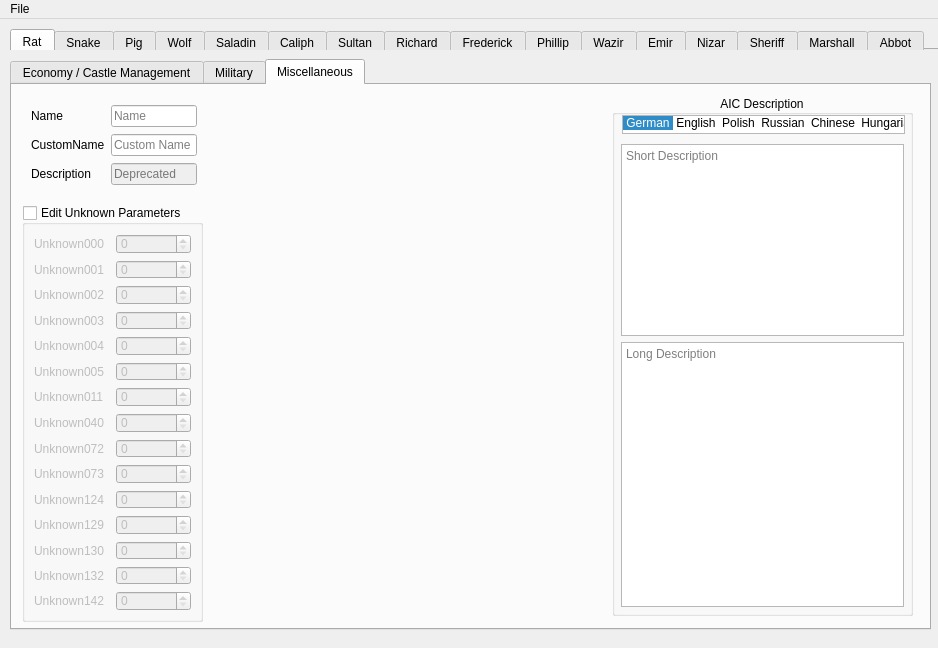
Qt form UI/aic_gui.ui (CIO61/ucp_re_gui) before a commit.
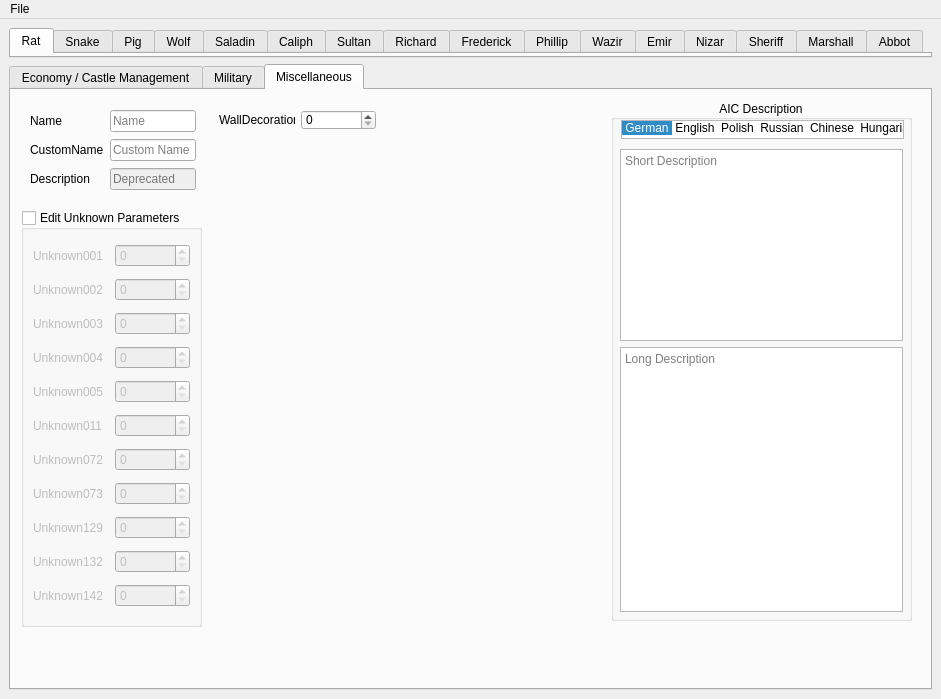
The same form after that commit. The open tabs and pages were chosen to show the change. Icons and pictures are not drawn.

```diff
--- a/UI/aic_gui.ui
+++ b/UI/aic_gui.ui
@@ -6,20 +6,20 @@
    <rect>
     <x>0</x>
     <y>0</y>
-    <width>938</width>
-    <height>648</height>
+    <width>941</width>
+    <height>699</height>
    </rect>
   </property>
   <property name="minimumSize">
    <size>
-    <width>938</width>
-    <height>648</height>
+    <width>941</width>
+    <height>699</height>
    </size>
   </property>
   <property name="maximumSize">
    <size>
-    <width>938</width>
-    <height>648</height>
+    <width>941</width>
+    <height>699</height>
    </size>
   </property>
   <property name="windowTitle">
@@ -30,14 +30,14 @@
     <normaloff>:/icon/armourer_sketch.ico</normaloff>:/icon/armourer_sketch.ico</iconset>
   </property>
   <widget class="QWidget" name="centralwidget">
+   <layout class="QVBoxLayout" name="verticalLayout">
+    <item>
    <widget class="QTabWidget" name="Lord_Tab">
-    <property name="geometry">
-     <rect>
-      <x>10</x>
-      <y>10</y>
-      <width>931</width>
-      <height>21</height>
-     </rect>
+      <property name="sizePolicy">
+       <sizepolicy hsizetype="Expanding" vsizetype="Preferred">
+        <horstretch>0</horstretch>
+        <verstretch>0</verstretch>
+       </sizepolicy>
     </property>
     <property name="currentIndex">
      <number>0</number>
@@ -123,15 +123,9 @@
      </attribute>
     </widget>
    </widget>
+    </item>
+    <item>
    <widget class="QTabWidget" name="Param_Tab">
-    <property name="geometry">
-     <rect>
-      <x>10</x>
-      <y>40</y>
-      <width>921</width>
-      <height>571</height>
-     </rect>
-    </property>
     <property name="currentIndex">
      <number>1</number>
     </property>
@@ -1070,13 +1064,10 @@
          </property>
         </widget>
        </item>
-       <item row="3" column="3">
-        <widget class="QLabel" name="label_33">
+         <item row="4" column="3" alignment="Qt::AlignRight">
+          <widget class="QLabel" name="label_110">
          <property name="text">
-          <string>RecruitGoldThreshold</string>
-         </property>
-         <property name="alignment">
-          <set>Qt::AlignRight|Qt::AlignTrailing|Qt::AlignVCenter</set>
+            <string>AIRequestDelay</string>
          </property>
         </widget>
        </item>
@@ -1748,6 +1739,20 @@
           </property>
          </widget>
         </item>
+          <item row="3" column="0">
+           <widget class="QLabel" name="label_114">
+            <property name="text">
+             <string>RaidRetargetDelay</string>
+            </property>
+           </widget>
+          </item>
+          <item row="3" column="1">
+           <widget class="QSpinBox" name="RaidRetargetDelay">
+            <property name="maximum">
+             <number>65535</number>
+            </property>
+           </widget>
+          </item>
        </layout>
       </widget>
      </widget>
@@ -2079,6 +2084,44 @@
          </property>
         </widget>
        </item>
+         <item row="4" column="2">
+          <widget class="QLabel" name="label_69">
+           <property name="text">
+            <string>SupportAllyThreshold</string>
+           </property>
+          </widget>
+         </item>
+         <item row="0" column="3">
+          <widget class="QSpinBox" name="AttUnitVanguardMax">
+           <property name="maximum">
+            <number>65535</number>
+           </property>
+          </widget>
+         </item>
+         <item row="6" column="0">
+          <widget class="QLabel" name="label_102">
+           <property name="text">
+            <string>TargetChoice</string>
+           </property>
+          </widget>
+         </item>
+         <item row="18" column="1">
+          <widget class="QComboBox" name="AttUnitMain1"/>
+         </item>
+         <item row="31" column="3">
+          <widget class="QSpinBox" name="AttAssaultDelay">
+           <property name="maximum">
+            <number>65535</number>
+           </property>
+          </widget>
+         </item>
+         <item row="31" column="2">
+          <widget class="QLabel" name="label_117">
+           <property name="text">
+            <string>AttAssaultDelay</string>
+           </property>
+          </widget>
+         </item>
       </layout>
      </widget>
      <widget class="QGroupBox" name="SiegeEngines">
@@ -2590,213 +2633,157 @@
        <bool>false</bool>
       </property>
       <layout class="QGridLayout" name="gridLayout_16">
-       <item row="3" column="1">
-        <widget class="QSpinBox" name="Unknown003">
-         <property name="maximum">
-          <number>65535</number>
-         </property>
-        </widget>
-       </item>
-       <item row="4" column="1">
-        <widget class="QSpinBox" name="Unknown004">
-         <property name="maximum">
-          <number>65535</number>
-         </property>
-        </widget>
-       </item>
-       <item row="5" column="1">
-        <widget class="QSpinBox" name="Unknown005">
-         <property name="maximum">
-          <number>65535</number>
-         </property>
-        </widget>
-       </item>
-       <item row="6" column="1">
-        <widget class="QSpinBox" name="Unknown011">
+         <item row="10" column="1">
+          <widget class="QSpinBox" name="Unknown132">
          <property name="maximum">
           <number>65535</number>
          </property>
         </widget>
        </item>
        <item row="1" column="0">
-        <widget class="QLabel" name="label_104">
-         <property name="text">
-          <string>Unknown001</string>
-         </property>
-        </widget>
-       </item>
-       <item row="4" column="0">
-        <widget class="QLabel" name="label_106">
-         <property name="text">
-          <string>Unknown004</string>
-         </property>
-        </widget>
-       </item>
-       <item row="5" column="0">
-        <widget class="QLabel" name="label_109">
-         <property name="text">
-          <string>Unknown005</string>
-         </property>
-        </widget>
-       </item>
-       <item row="6" column="0">
-        <widget class="QLabel" name="label_108">
-         <property name="text">
-          <string>Unknown011</string>
-         </property>
-        </widget>
-       </item>
-       <item row="0" column="0">
-        <widget class="QLabel" name="label_111">
-         <property name="text">
-          <string>Unknown000</string>
-         </property>
-        </widget>
-       </item>
-       <item row="8" column="0">
-        <widget class="QLabel" name="label_110">
-         <property name="text">
-          <string>Unknown040</string>
-         </property>
-        </widget>
-       </item>
-       <item row="2" column="0">
         <widget class="QLabel" name="label_105">
          <property name="text">
           <string>Unknown002</string>
          </property>
         </widget>
        </item>
-       <item row="3" column="0">
-        <widget class="QLabel" name="label_107">
-         <property name="text">
-          <string>Unknown003</string>
-         </property>
-        </widget>
-       </item>
-       <item row="10" column="0">
-        <widget class="QLabel" name="label_113">
-         <property name="text">
-          <string>Unknown073</string>
-         </property>
-        </widget>
-       </item>
-       <item row="9" column="0">
+         <item row="7" column="0">
         <widget class="QLabel" name="label_112">
          <property name="text">
           <string>Unknown072</string>
          </property>
         </widget>
        </item>
-       <item row="13" column="0">
-        <widget class="QLabel" name="label_117">
+         <item row="0" column="0">
+          <widget class="QLabel" name="label_104">
          <property name="text">
-          <string>Unknown130</string>
+            <string>Unknown001</string>
          </property>
         </widget>
        </item>
-       <item row="0" column="1">
-        <widget class="QSpinBox" name="Unknown000">
-         <property name="maximum">
-          <number>65535</number>
-         </property>
-        </widget>
-       </item>
-       <item row="15" column="0">
-        <widget class="QLabel" name="label_115">
+         <item row="5" column="0">
+          <widget class="QLabel" name="label_108">
          <property name="text">
-          <string>Unknown142</string>
+            <string>Unknown011</string>
          </property>
         </widget>
        </item>
-       <item row="11" column="0">
-        <widget class="QLabel" name="label_114">
-         <property name="text">
-          <string>Unknown124</string>
-         </property>
-        </widget>
-       </item>
-       <item row="12" column="0">
-        <widget class="QLabel" name="label_116">
-         <property name="text">
-          <string>Unknown129</string>
-         </property>
-        </widget>
-       </item>
-       <item row="1" column="1">
-        <widget class="QSpinBox" name="Unknown001">
-         <property name="maximum">
-          <number>65535</number>
-         </property>
-        </widget>
-       </item>
-       <item row="14" column="0">
+         <item row="10" column="0">
         <widget class="QLabel" name="label_118">
          <property name="text">
           <string>Unknown132</string>
          </property>
         </widget>
        </item>
+         <item row="9" column="0">
+          <widget class="QLabel" name="label_116">
+           <property name="text">
+            <string>Unknown129</string>
+           </property>
+          </widget>
+         </item>
        <item row="2" column="1">
+          <widget class="QSpinBox" name="Unknown003">
+           <property name="maximum">
+            <number>65535</number>
+           </property>
+          </widget>
+         </item>
+         <item row="11" column="1">
+          <widget class="QSpinBox" name="Unknown142">
+           <property name="maximum">
+            <number>65535</number>
+           </property>
+          </widget>
+         </item>
+         <item row="1" column="1">
         <widget class="QSpinBox" name="Unknown002">
          <property name="maximum">
           <number>65535</number>
          </property>
         </widget>
        </item>
-       <item row="8" column="1">
-        <widget class="QSpinBox" name="Unknown040">
+         <item row="3" column="0">
+          <widget class="QLabel" name="label_106">
+           <property name="text">
+            <string>Unknown004</string>
+           </property>
+          </widget>
+         </item>
+         <item row="4" column="1">
+          <widget class="QSpinBox" name="Unknown005">
          <property name="maximum">
           <number>65535</number>
          </property>
         </widget>
        </item>
-       <item row="9" column="1">
+         <item row="3" column="1">
+          <widget class="QSpinBox" name="Unknown004">
+           <property name="maximum">
+            <number>65535</number>
+           </property>
+          </widget>
+         </item>
+         <item row="5" column="1">
+          <widget class="QSpinBox" name="Unknown011">
+           <property name="maximum">
+            <number>65535</number>
+           </property>
+          </widget>
+         </item>
+         <item row="7" column="1">
         <widget class="QSpinBox" name="Unknown072">
          <property name="maximum">
           <number>65535</number>
          </property>
         </widget>
        </item>
-       <item row="10" column="1">
-        <widget class="QSpinBox" name="Unknown073">
+         <item row="0" column="1">
+          <widget class="QSpinBox" name="Unknown001">
          <property name="maximum">
           <number>65535</number>
          </property>
         </widget>
        </item>
-       <item row="11" column="1">
-        <widget class="QSpinBox" name="Unknown124">
-         <property name="maximum">
-          <number>65535</number>
-         </property>
-        </widget>
-       </item>
-       <item row="12" column="1">
+         <item row="9" column="1">
         <widget class="QSpinBox" name="Unknown129">
          <property name="maximum">
           <number>65535</number>
          </property>
         </widget>
        </item>
-       <item row="13" column="1">
-        <widget class="QSpinBox" name="Unknown130">
+         <item row="8" column="1">
+          <widget class="QSpinBox" name="Unknown073">
          <property name="maximum">
           <number>65535</number>
          </property>
         </widget>
        </item>
-       <item row="14" column="1">
-        <widget class="QSpinBox" name="Unknown132">
-         <property name="maximum">
-          <number>65535</number>
+         <item row="11" column="0">
+          <widget class="QLabel" name="label_115">
+           <property name="text">
+            <string>Unknown142</string>
          </property>
         </widget>
        </item>
-       <item row="15" column="1">
-        <widget class="QSpinBox" name="Unknown142">
-         <property name="maximum">
-          <number>65535</number>
+         <item row="8" column="0">
+          <widget class="QLabel" name="label_113">
+           <property name="text">
+            <string>Unknown073</string>
+           </property>
+          </widget>
+         </item>
+         <item row="2" column="0">
+          <widget class="QLabel" name="label_107">
+           <property name="text">
+            <string>Unknown003</string>
+           </property>
+          </widget>
+         </item>
+         <item row="4" column="0">
+          <widget class="QLabel" name="label_109">
+           <property name="text">
+            <string>Unknown005</string>
          </property>
         </widget>
        </item>
@@ -3081,16 +3068,44 @@
        </item>
       </widget>
      </widget>
-    </widget>
-   </widget>
+       <widget class="QSpinBox" name="WallDecoration">
+        <property name="geometry">
+         <rect>
+          <x>290</x>
+          <y>20</y>
+          <width>75</width>
+          <height>20</height>
+         </rect>
+        </property>
+        <property name="maximum">
+         <number>65535</number>
+        </property>
+       </widget>
+       <widget class="QLabel" name="label_111">
+        <property name="geometry">
+         <rect>
+          <x>208</x>
+          <y>20</y>
+          <width>76</width>
+          <height>20</height>
+         </rect>
+        </property>
+        <property name="text">
+         <string>WallDecoration</string>
+        </property>
+       </widget>
+      </widget>
+     </widget>
+    </item>
+   </layout>
   </widget>
   <widget class="QMenuBar" name="menuBar">
    <property name="geometry">
     <rect>
      <x>0</x>
      <y>0</y>
-     <width>938</width>
-     <height>21</height>
+     <width>941</width>
+     <height>20</height>
     </rect>
    </property>
    <widget class="QMenu" name="menuFile">
```
Left out of the diff: 847 changed lines with no effect on the pictures. Lines whose indentation alone changed are shown as unchanged.
